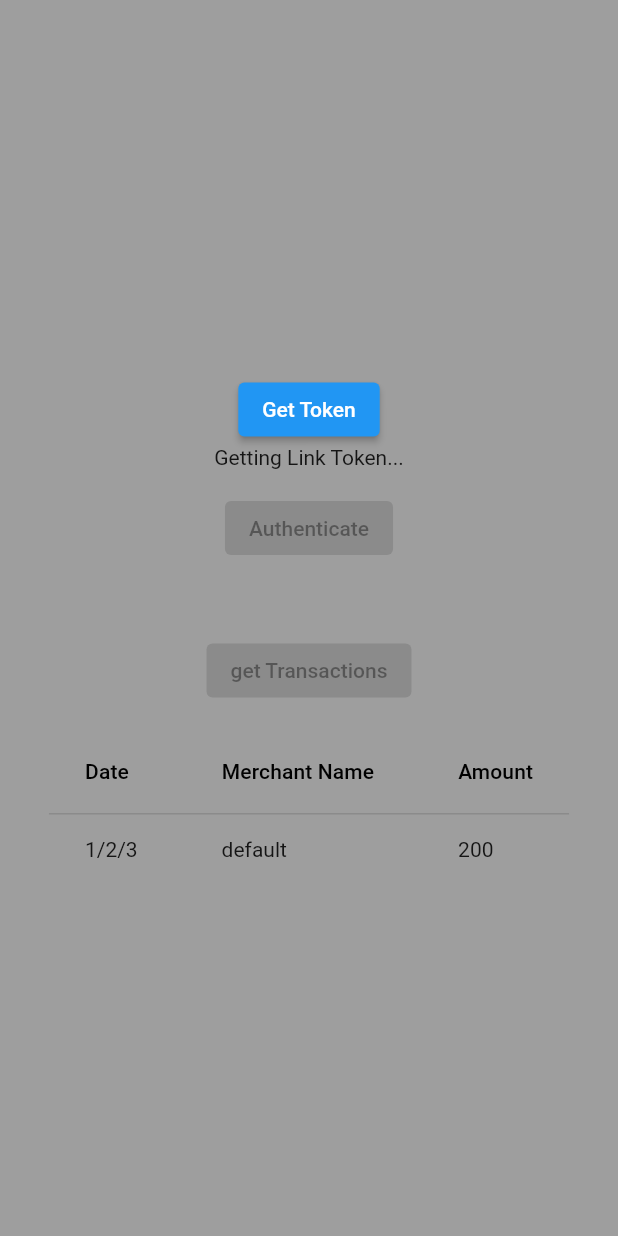
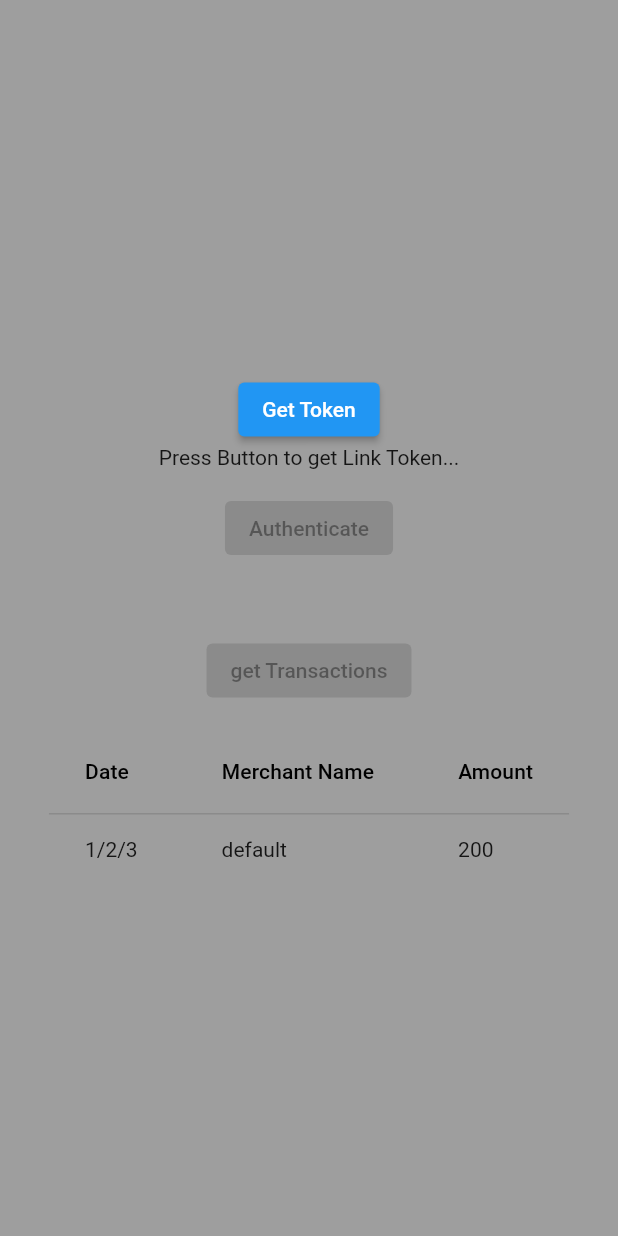
Before and after one commit to MMattLeeE/CTRL_HUB, a Flutter app: the screen it shows after launch, on a phone screen of 412 x 824 dp. Run offline on Flutter 3.47's test engine with Material 2 defaults, Android fonts, the light colour scheme and no system bars; our stand-ins replace cloud_functions, firebase_auth, firebase_core; missing offline and left inert: plaid_flutter; accounts and stored records are empty.

Commit message:
update activity

```diff
--- a/lib/LinkAppMain.dart
+++ b/lib/LinkAppMain.dart
@@ -13,7 +13,7 @@ class LinkAppMain extends StatefulWidget {
 
 class _LinkAppMainState extends State<LinkAppMain> {
   late PlaidLink _plaidLinkToken;
-  String _linkToken = 'Getting Link Token...';
+  String _linkToken = 'Press Button to get Link Token...';
   String _accessToken = '';
   String _itemId = '';
   String _userName = 'MMattLeeE';
```
Also changed, not shown: 1 other file.
